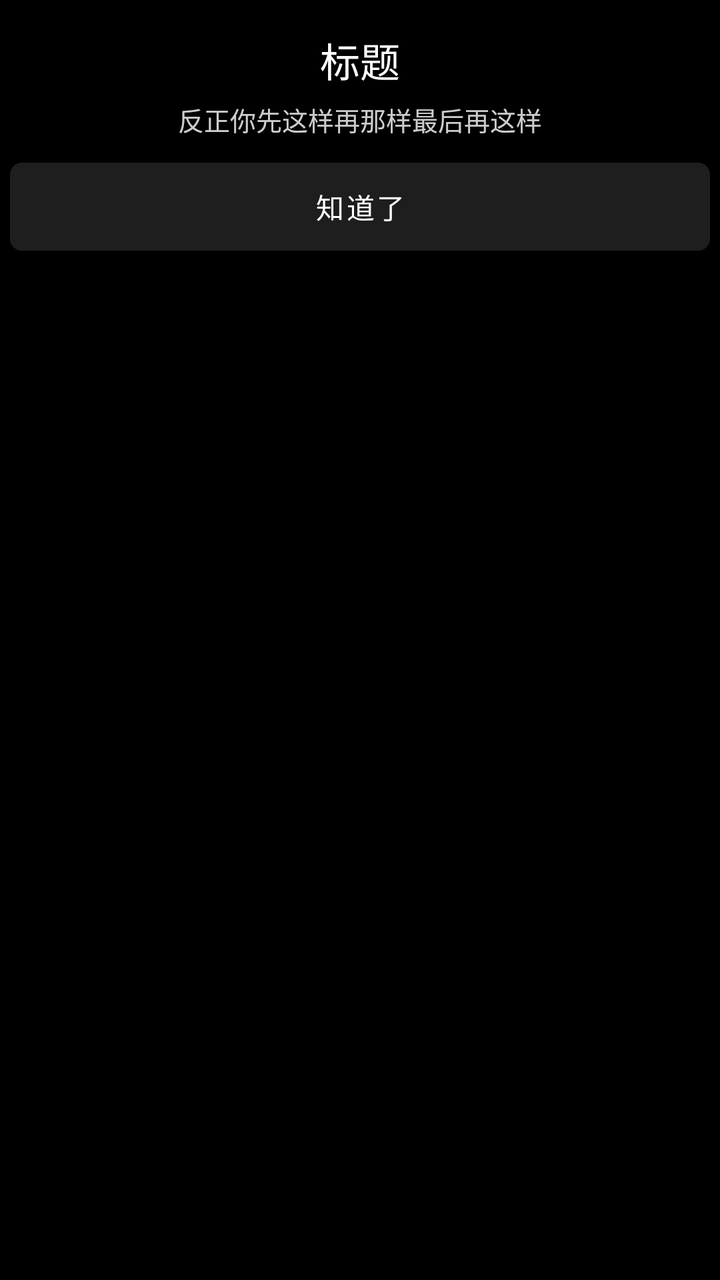
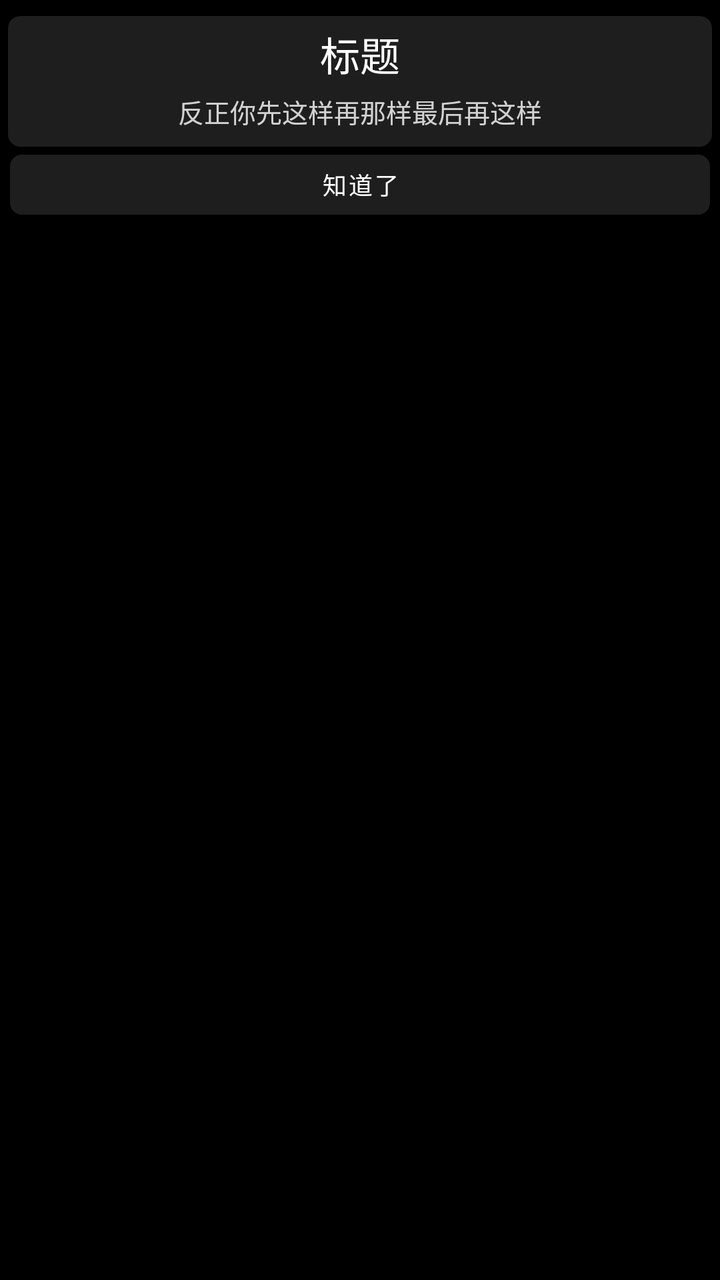

Compare the two renders of this Android layout. The source of the first and the diff that turns it into the second are given below.
<!-- AndroidManifest.xml: activity theme Theme.SineInstaller.NoSwipe -->
<!-- res/layout/activity_dialog.xml -->
<?xml version="1.0" encoding="utf-8"?>
<androidx.constraintlayout.widget.ConstraintLayout xmlns:android="http://schemas.android.com/apk/res/android"
    xmlns:tools="http://schemas.android.com/tools"
    android:layout_width="match_parent"
    android:layout_height="match_parent"
    android:background="#000"
    tools:context=".DialogActivity">
    <ScrollView
        android:layout_width="match_parent"
        android:layout_height="match_parent">
        <LinearLayout
            android:layout_width="match_parent"
            android:layout_height="match_parent"
            android:orientation="vertical">
            <TextView
                android:id="@+id/dialog_title"
                android:layout_width="match_parent"
                android:layout_marginTop="15dp"
                android:layout_height="30dp"
                android:textColor="@color/font_white"
                android:text="标题"
                android:textSize="20dp"
                android:gravity="center"/>
            <TextView
                android:id="@+id/dialog_content"
                android:layout_width="match_parent"
                android:layout_height="wrap_content"
                android:layout_margin="5dp"
                android:textColor="@color/font_white"
                android:text="反正你先这样再那样最后再这样"
                android:textSize="13dp"
                android:alpha="0.8"
                android:gravity="center"/>
            <com.google.android.material.button.MaterialButton
                android:id="@+id/ok_btn"
                android:layout_width="match_parent"
                android:layout_height="48dp"
                android:layout_marginTop="5dp"
                android:layout_marginHorizontal="5dp"
                android:textColor="@color/font_white"
                android:text="知道了"
                android:layout_marginBottom="5dp" />
        </LinearLayout>
    </ScrollView>
</androidx.constraintlayout.widget.ConstraintLayout>
<!-- resources referenced by this layout -->
<resources>
  <color name="font_white">#FFFFFFFF</color>
  <style name="Theme.SineInstaller.NoSwipe" parent="Base.Theme.SineInstaller">
          <item name="android:windowSwipeToDismiss">false</item>
      </style>
  <style name="Base.Theme.SineInstaller" parent="Theme.MaterialComponents.DayNight.NoActionBar.Bridge">
          <item name="android:windowFullscreen">true</item>
          <item name="android:windowBackground">#000</item>
  
          <item name="materialCardViewStyle">@style/CardStyle</item>
          <item name="materialButtonStyle">@style/ButtonStyle</item>
          <item name="android:textColor">#fff</item>
          <item name="android:textSize">14sp</item>
      </style>
  <style name="CardStyle" parent="Widget.MaterialComponents.CardView">
          <item name="rippleColor" tools:ignore="PrivateResource">@color/mtrl_btn_ripple_color</item>
          <item name="cardElevation">0dp</item>
          <item name="strokeWidth">0dp</item>
          <item name="cardBackgroundColor">#cc262626</item>
          <item name="cardCornerRadius">6dp</item>
          <item name="android:clickable">true</item>
      </style>
  <style name="ButtonStyle" parent="Widget.MaterialComponents.Button">
          <item name="backgroundTint">#cc262626</item>
          <item name="strokeColor">#70707070</item>
          <item name="cardElevation">0dp</item>
          <item name="strokeWidth">0dp</item>
          <item name="cornerRadius">6dp</item>
          <item name="android:textColor">#fff</item>
          <item name="android:insetTop">2dp</item>
          <item name="android:insetBottom">2dp</item>
      </style>
</resources>

<!-- the commit's change to res/layout/activity_dialog.xml (unified diff, before → after) -->
@@ -4,42 +4,64 @@
     android:layout_width="match_parent"
     android:layout_height="match_parent"
     android:background="#000"
-    tools:context=".DialogActivity">
+    tools:context=".activity.DialogActivity">
+
     <ScrollView
         android:layout_width="match_parent"
         android:layout_height="match_parent">
+
         <LinearLayout
             android:layout_width="match_parent"
             android:layout_height="match_parent"
             android:orientation="vertical">
-            <TextView
-                android:id="@+id/dialog_title"
-                android:layout_width="match_parent"
-                android:layout_marginTop="15dp"
-                android:layout_height="30dp"
-                android:textColor="@color/font_white"
-                android:text="标题"
-                android:textSize="20dp"
-                android:gravity="center"/>
-            <TextView
-                android:id="@+id/dialog_content"
+
+            <com.google.android.material.card.MaterialCardView
                 android:layout_width="match_parent"
                 android:layout_height="wrap_content"
-                android:layout_margin="5dp"
-                android:textColor="@color/font_white"
-                android:text="反正你先这样再那样最后再这样"
-                android:textSize="13dp"
-                android:alpha="0.8"
-                android:gravity="center"/>
+                android:layout_marginHorizontal="4dp"
+                android:layout_marginTop="8dp">
+                <LinearLayout
+                    android:layout_width="match_parent"
+                    android:layout_height="wrap_content"
+                    android:padding="2dp"
+                    android:orientation="vertical">
+
+                    <TextView
+                        android:id="@+id/dialog_title"
+                        android:layout_width="match_parent"
+                        android:layout_height="30dp"
+                        android:layout_marginTop="2dp"
+                        android:gravity="center"
+                        android:text="标题"
+                        android:textColor="@color/font_white"
+                        android:textSize="20dp" />
+
+                    <TextView
+                        android:id="@+id/dialog_content"
+                        android:layout_width="match_parent"
+                        android:layout_height="wrap_content"
+                        android:layout_marginTop="4dp"
+                        android:layout_marginHorizontal="4dp"
+                        android:layout_marginBottom="6dp"
+                        android:alpha="0.8"
+                        android:gravity="center"
+                        android:text="反正你先这样再那样最后再这样"
+                        android:textColor="@color/font_white"
+                        android:textSize="13dp" />
+                </LinearLayout>
+            </com.google.android.material.card.MaterialCardView>
+
             <com.google.android.material.button.MaterialButton
                 android:id="@+id/ok_btn"
                 android:layout_width="match_parent"
-                android:layout_height="48dp"
-                android:layout_marginTop="5dp"
+                android:layout_height="34dp"
                 android:layout_marginHorizontal="5dp"
-                android:textColor="@color/font_white"
+                android:layout_marginTop="2dp"
+                android:layout_marginBottom="5dp"
                 android:text="知道了"
-                android:layout_marginBottom="5dp" />
+                android:textSize="12sp"
+                android:gravity="center"
+                android:textColor="@color/font_white" />
         </LinearLayout>
     </ScrollView>
 </androidx.constraintlayout.widget.ConstraintLayout>
